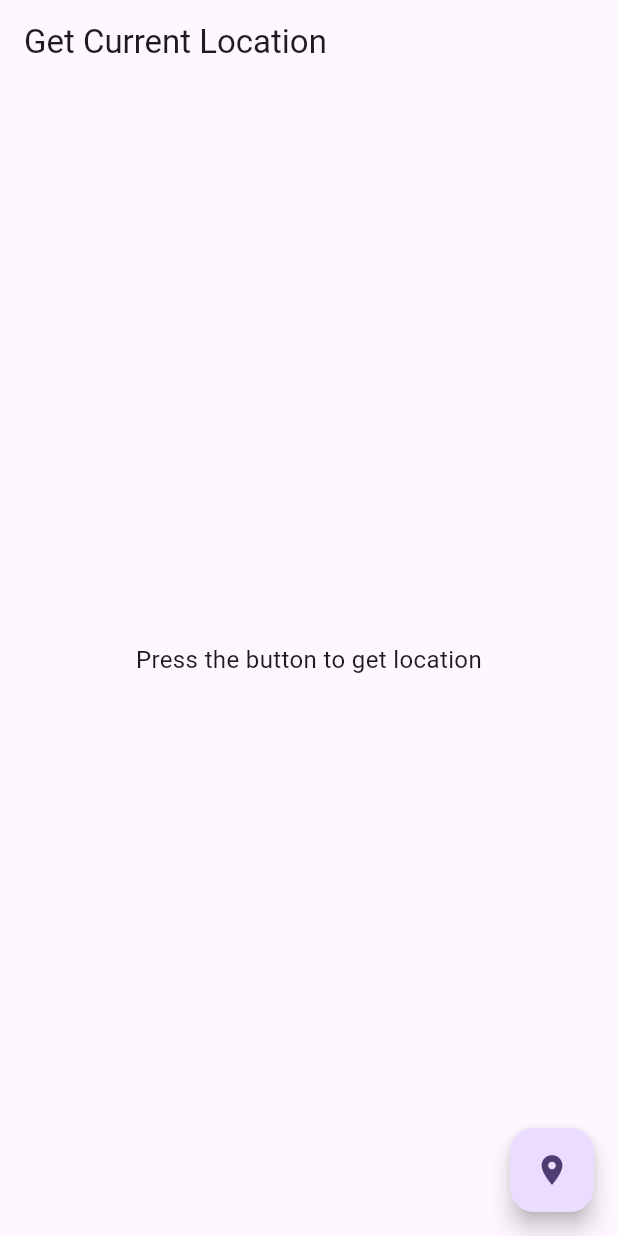
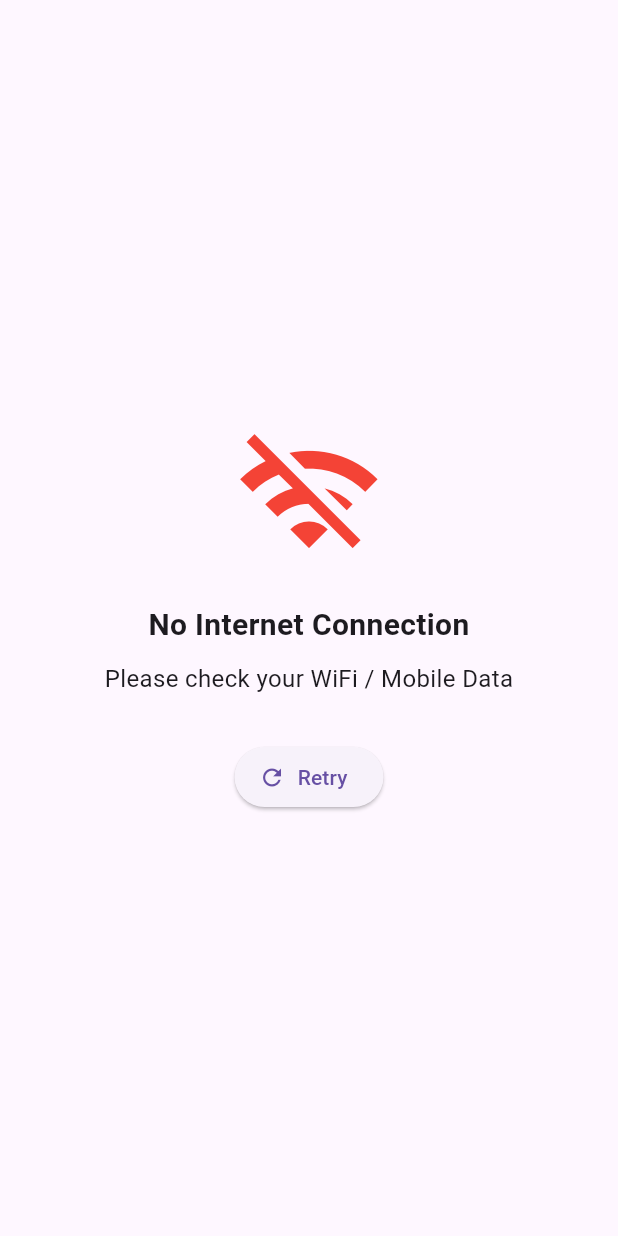
Before and after one commit to mranandrm/flutter_taxi_booking, a Flutter app: the screen it shows after launch, on a phone screen of 412 x 824 dp. Run offline on Flutter 3.47's test engine with Material 3 defaults, Android fonts, the phone set to English and light mode, and no system bars; our stand-ins replace connectivity_plus, geocoding, geolocator.

Commit message:
No internet screen

```diff
--- a/lib/main.dart
+++ b/lib/main.dart
@@ -1,24 +1,75 @@
+import 'dart:io';
 import 'package:flutter/material.dart';
+import 'package:connectivity_plus/connectivity_plus.dart';
 import 'package:flutter_taxi_booking/screen/LocationScreen.dart';
+import 'package:flutter_taxi_booking/screen/NoInternetScreen.dart';
 
 void main() {
   runApp(const MyApp());
 }
 
-class MyApp extends StatelessWidget {
+class MyApp extends StatefulWidget {
   const MyApp({super.key});
 
-  // This widget is the root of your application.
+  @override
+  State<MyApp> createState() => _MyAppState();
+}
+
+class _MyAppState extends State<MyApp> {
+  bool? _isOnline;
+
+  @override
+  void initState() {
+    super.initState();
+    _checkInternet();
+
+      Connectivity().onConnectivityChanged.listen((List<ConnectivityResult> results) async {
+        bool online = !results.contains(ConnectivityResult.none);
+
+        setState(() {
+          _isOnline = online;
+        });
+
+        if (online) {
+          _checkInternet(); // Real internet check
+        }
+      });
+    }
+
+    // 🔥 Real Internet Check (Google DNS Ping)
+  Future<bool> hasInternetConnection() async {
+    try {
+      final result = await InternetAddress.lookup("google.com")
+          .timeout(const Duration(seconds: 3));
+      return result.isNotEmpty && result.first.rawAddress.isNotEmpty;
+    } catch (_) {
+      return false;
+    }
+  }
+
+  Future<void> _checkInternet() async {
+    bool internet = await hasInternetConnection();
+
+    setState(() {
+      _isOnline = internet;
+    });
+  }
+
   @override
   Widget build(BuildContext context) {
+    // Still checking
+    if (_isOnline == null) {
+      return const MaterialApp(
+        home: Scaffold(
+          body: Center(child: CircularProgressIndicator()),
+        ),
+      );
+    }
+
+    // Main Screens Swap
     return MaterialApp(
       debugShowCheckedModeBanner: false,
-      title: 'Flutter Demo',
-      theme: ThemeData(
-
-        colorScheme: ColorScheme.fromSeed(seedColor: Colors.deepPurple),
-      ),
-      home: LocationScreen()
+      home: _isOnline! ? LocationScreen() : NoInternetScreen(onRetry: _checkInternet),
     );
   }
 }
--- /dev/null
+++ b/lib/screen/NoInternetScreen.dart
@@ -0,0 +1,42 @@
+import 'package:flutter/material.dart';
+
+class NoInternetScreen extends StatelessWidget {
+  final VoidCallback onRetry;
+
+  const NoInternetScreen({super.key, required this.onRetry});
+
+  @override
+  Widget build(BuildContext context) {
+    return Scaffold(
+      body: Center(
+        child: Padding(
+          padding: const EdgeInsets.all(20),
+          child: Column(
+            mainAxisAlignment: MainAxisAlignment.center,
+            children: [
+              const Icon(Icons.wifi_off, size: 100, color: Colors.red),
+              const SizedBox(height: 20),
+              const Text(
+                "No Internet Connection",
+                style: TextStyle(fontSize: 20, fontWeight: FontWeight.bold),
+                textAlign: TextAlign.center,
+              ),
+              const SizedBox(height: 10),
+              const Text(
+                "Please check your WiFi / Mobile Data",
+                textAlign: TextAlign.center,
+                style: TextStyle(fontSize: 16),
+              ),
+              const SizedBox(height: 30),
+              ElevatedButton.icon(
+                onPressed: onRetry,
+                icon: const Icon(Icons.refresh),
+                label: const Text("Retry"),
+              )
+            ],
+          ),
+        ),
+      ),
+    );
+  }
+}
--- a/pubspec.yaml
+++ b/pubspec.yaml
@@ -36,6 +36,7 @@ dependencies:
   cupertino_icons: ^1.0.8
   geolocator: ^14.0.2
   geocoding: ^4.0.0
+  connectivity_plus: ^7.0.0
 
 dev_dependencies:
   flutter_test:
```
Also changed, not shown: lib/screen/LocationScreen.dart (+27 -53 lines), pubspec.lock, 1 other file.
